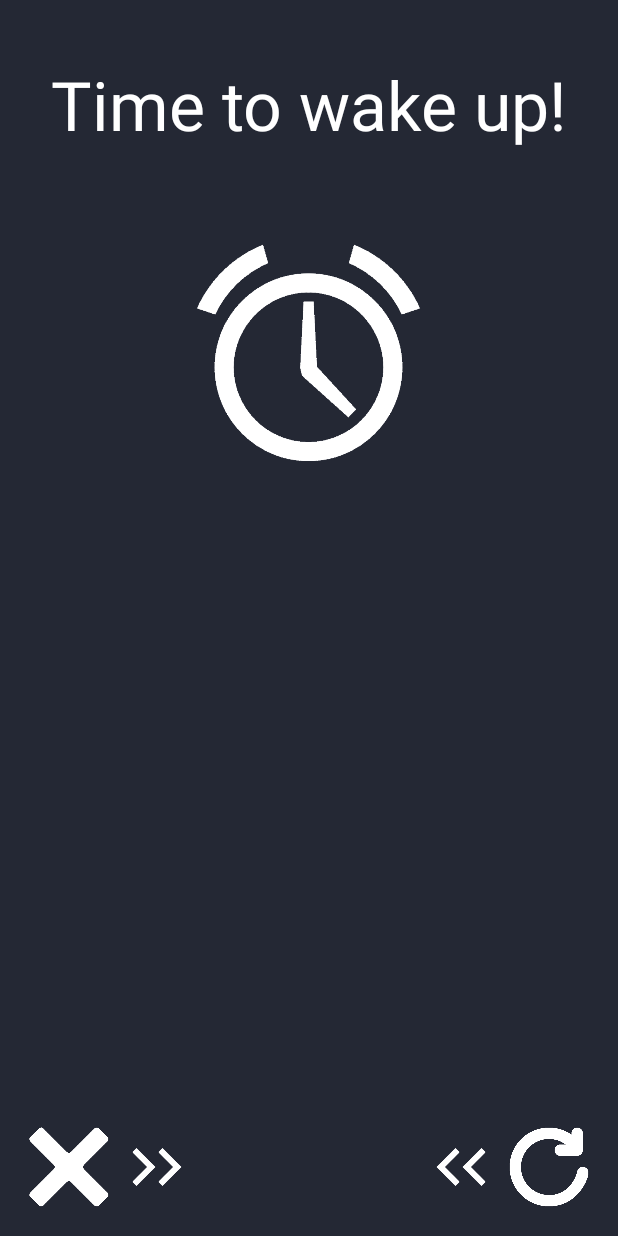
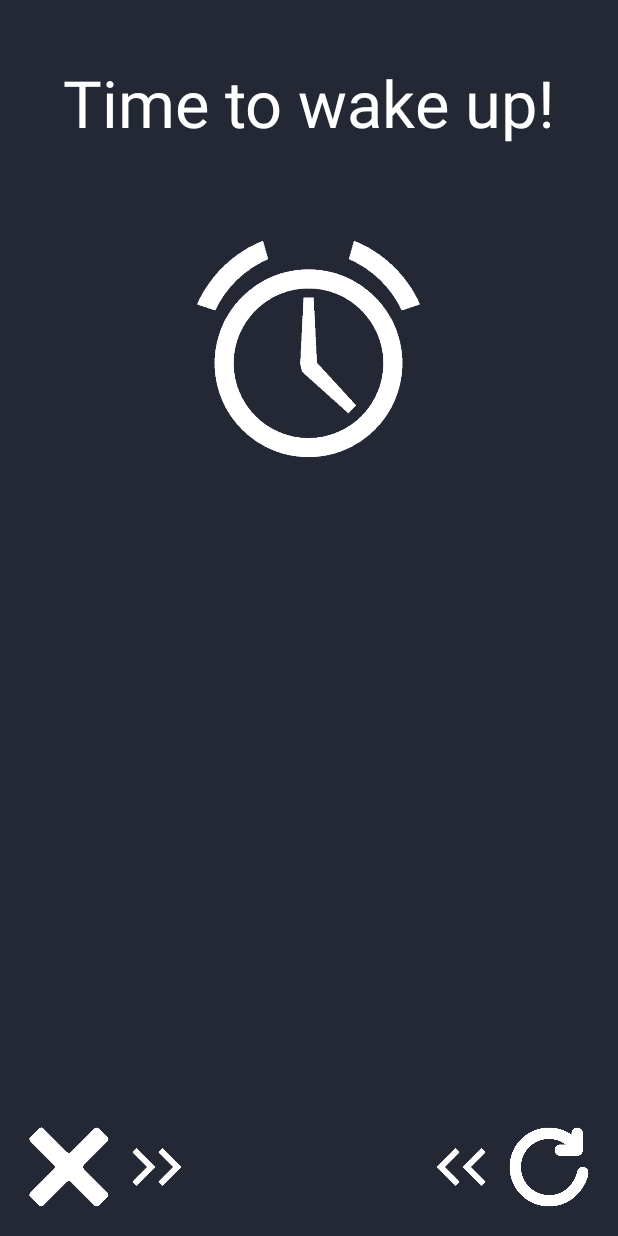
Before and after one commit to SergeyPinkevich/TrickyAlarm, an Android app: the layout activity_signal.xml on its own in the app's theme, with its tools: preview values and no code run, on a phone screen of 412 x 824 dp. Run offline under Robolectric (Android 15) with nearby library versions, the light colour scheme and no system bars; Roboto replaces fonts that are not available here.

Commit message:
layout signal activity

```diff
--- a/app/src/main/res/layout/activity_signal.xml
+++ b/app/src/main/res/layout/activity_signal.xml
@@ -22,7 +22,7 @@
         android:layout_centerInParent="true"
         android:layout_alignParentTop="true"
         android:layout_centerHorizontal="true"
-        android:textSize="45sp" />
+        android:textSize="43sp" />
 
     <ImageView
         app:srcCompat="@drawable/alarm_clock_icon"
@@ -87,7 +87,6 @@
             android:layout_toEndOf="@+id/crossImageView" />
 
         <ImageView
-
             android:layout_width="40dp"
             android:layout_height="40dp"
             app:srcCompat="@drawable/arrow_back"
@@ -103,7 +102,6 @@
             android:layout_height="60dp"
             app:srcCompat="@drawable/cross"
             android:clickable="true"
-
             android:id="@+id/crossImageView"
             android:layout_alignParentTop="true"
             android:layout_alignParentLeft="true"
```
